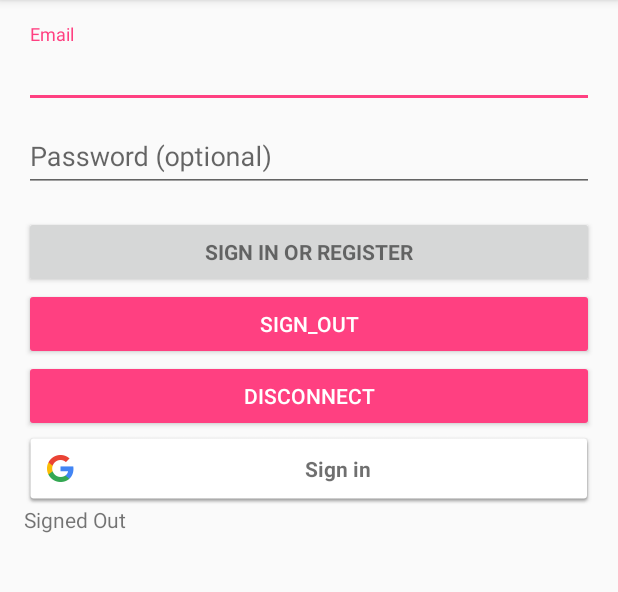
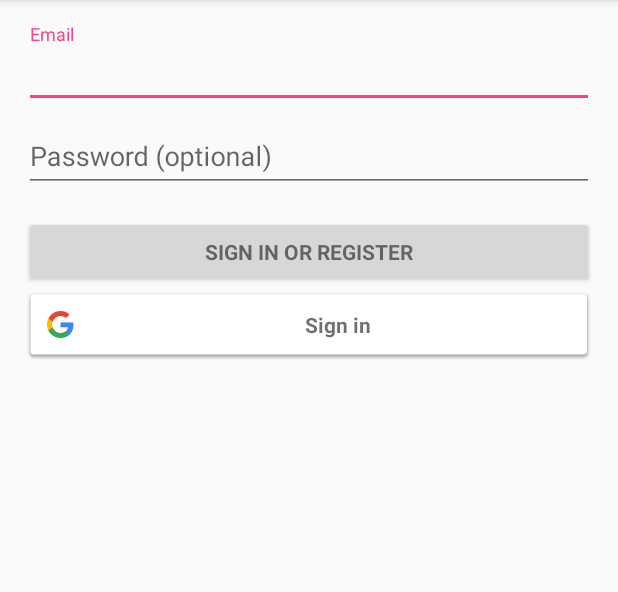
Before and after one commit to tandohak/ProjectManagerApp, an Android app: the screen it shows after launch (LoginActivity), on a phone screen of 412 x 824 dp, the part 84-676 px from its top. Run offline under Robolectric (Android 15) with nearby library versions, the phone set to English and light mode, and no system bars; our stand-ins replace Firebase (no records; nobody signed in at launch, a user with empty details on screens opened directly).

Commit message:
구글 로그인 구현 완료//

```diff
--- a/app/src/main/AndroidManifest.xml
+++ b/app/src/main/AndroidManifest.xml
@@ -18,8 +18,7 @@
         <activity
             android:name=".MainActivity"
             android:label="@string/app_name"
-            android:theme="@style/AppTheme.NoActionBar">
-        </activity>
+            android:theme="@style/AppTheme.NoActionBar"></activity>
         <activity android:name=".LoginActivity">
             <intent-filter>
                 <action android:name="android.intent.action.MAIN" />
@@ -27,6 +26,7 @@
                 <category android:name="android.intent.category.LAUNCHER" />
             </intent-filter>
         </activity>
+        <activity android:name=".JoinUserActivity"></activity>
     </application>
 
 </manifest>
--- a/app/src/main/java/kr/or/dgit/bigdata/projectmanagerapp/LoginActivity.java
+++ b/app/src/main/java/kr/or/dgit/bigdata/projectmanagerapp/LoginActivity.java
@@ -1,15 +1,14 @@
 package kr.or.dgit.bigdata.projectmanagerapp;
 
 import android.content.Intent;
-import android.net.Uri;
+import android.os.Bundle;
 import android.os.Handler;
 import android.os.Message;
 import android.support.annotation.NonNull;
 import android.support.design.widget.Snackbar;
-import android.os.Bundle;
 import android.util.Log;
 import android.view.View;
-import android.widget.TextView;
+import android.widget.Toast;
 
 import com.google.android.gms.auth.api.signin.GoogleSignIn;
 import com.google.android.gms.auth.api.signin.GoogleSignInAccount;
@@ -24,8 +23,12 @@ import com.google.firebase.auth.FirebaseAuth;
 import com.google.firebase.auth.FirebaseUser;
 import com.google.firebase.auth.GoogleAuthProvider;
 
+import org.json.JSONException;
+import org.json.JSONObject;
+
+import kr.or.dgit.bigdata.projectmanagerapp.domain.UserVO;
 import kr.or.dgit.bigdata.projectmanagerapp.network.HttpRequestTask;
-import kr.or.dgit.bigdata.projectmanagerapp.network.JsonParser;
+import kr.or.dgit.bigdata.projectmanagerapp.network.util.JsonParserUtil;
 
 public class LoginActivity extends BaseActivity implements View.OnClickListener{
     private static final String TAG = "GoogleActivity";
@@ -36,16 +39,43 @@ public class LoginActivity extends BaseActivity implements View.OnClickListener{
     // [END declare_auth]
 
     private GoogleSignInClient mGoogleSignInClient;
-    private TextView mStatusTextView;
-    private TextView mDetailTextView;
     private HttpRequestTask mHttpRequestTask;
-
+    Boolean isLogout;
     private Handler handler = new Handler() {
         public void handleMessage(Message msg) {
             switch (msg.what) {
                 case 0: {
-                    String aa = (String)msg.obj;
-                    mDetailTextView.setText(aa);
+                    String result = (String)msg.obj;
+
+                    if(!result.equals("")){
+                        Intent intent = new Intent(LoginActivity.this,MainActivity.class);
+
+                        JsonParserUtil<UserVO> jsonParserUtil = new JsonParserUtil() {
+                            @Override
+                            public UserVO itemParse(JSONObject order) throws JSONException{
+                                UserVO vo = new UserVO();
+
+                                vo.setUno(order.getInt("uno"));
+                                vo.setFirstName(order.getString("firstName"));
+                                vo.setLastName(order.getString("lastName"));
+                                vo.setGrade(order.getInt("grade"));
+                                vo.setPhotoPath(order.getString("photoPath"));
+
+                                return vo;
+                            }
+                        };
+
+                        UserVO vo =  jsonParserUtil.parsingJson(result);
+                        Log.d(TAG,vo.toString());
+
+                        intent.putExtra("userVo",vo);
+                        startActivity(intent);
+                        LoginActivity.this.finish();
+                    }else{
+                        Intent intent = new Intent(LoginActivity.this,JoinUserActivity.class);
+                        startActivity(intent);
+                    }
+
                     break;
                 }
             }
@@ -57,13 +87,9 @@ public class LoginActivity extends BaseActivity implements View.OnClickListener{
         super.onCreate(savedInstanceState);
         setContentView(R.layout.activity_login);
 // Views
-        mStatusTextView = findViewById(R.id.status);
-        mDetailTextView = findViewById(R.id.detail);
 
         // Button listeners
         findViewById(R.id.sign_in_button).setOnClickListener(this);
-        findViewById(R.id.sign_out_button).setOnClickListener(this);
-        findViewById(R.id.disconnect_button).setOnClickListener(this);
 
         // [START config_signin]
         // Configure Google Sign In
@@ -78,8 +104,11 @@ public class LoginActivity extends BaseActivity implements View.OnClickListener{
         // [START initialize_auth]
         mAuth = FirebaseAuth.getInstance();
         // [END initialize_auth]
+        isLogout = getIntent().getBooleanExtra("logout",false);
 
-
+        if(isLogout){
+            revokeAccess();
+        }
 
     }
 
@@ -188,25 +217,16 @@ public class LoginActivity extends BaseActivity implements View.OnClickListener{
         hideProgressDialog();
         if (user != null) {
             String email = user.getEmail();
-            mStatusTextView.setText(getString(R.string.google_status_fmt, user.getEmail()));
-            mDetailTextView.setText(getString(R.string.firebase_status_fmt, user.getUid()));
 
 //            Uri.Builder builder = new Uri.Builder();
 //            builder.appendQueryParameter(getString(R.string.google_status_fmt, user.getEmail()));
 
             mHttpRequestTask = new HttpRequestTask(this ,"POST",email,handler);
-            mHttpRequestTask.execute("http://hongyoonpyo.cafe24.com/projectManager/register/exists");
-
-            // 비동기로 실행될 코드
-
-            findViewById(R.id.sign_in_button).setVisibility(View.GONE);
-            findViewById(R.id.sign_out_and_disconnect).setVisibility(View.VISIBLE);
+            mHttpRequestTask.execute("http://hongyoonpyo.cafe24.com/projectManager/register/googleLogin");
         } else {
-            mStatusTextView.setText(R.string.signed_out);
-            mDetailTextView.setText(null);
-
-            findViewById(R.id.sign_in_button).setVisibility(View.VISIBLE);
-            findViewById(R.id.sign_out_and_disconnect).setVisibility(View.GONE);
+            if(isLogout){
+                Toast.makeText(this, "로그 아웃하였습니다.", Toast.LENGTH_SHORT).show();
+            }
         }
     }
 
@@ -215,12 +235,12 @@ public class LoginActivity extends BaseActivity implements View.OnClickListener{
         int i = v.getId();
         if (i == R.id.sign_in_button) {
             signIn();
-        } else if (i == R.id.sign_out_button) {
+        } /*else if (i == R.id.sign_out_button) {
             Log.d(TAG,"sing_out_button click");
             signOut();
         } else if (i == R.id.disconnect_button) {
             Log.d(TAG,"disconnect_button click");
             revokeAccess();
-        }
+        }*/
     }
 }
--- a/app/src/main/res/layout/activity_login.xml
+++ b/app/src/main/res/layout/activity_login.xml
@@ -73,47 +73,13 @@
                 android:text="@string/action_sign_in"
                 android:textStyle="bold" />
 
-            <Button
-                android:id="@+id/sign_out_and_disconnect"
-                style="?android:textAppearanceSmall"
-                android:layout_width="match_parent"
-                android:layout_height="wrap_content"
-                android:layout_marginTop="16dp"
-                android:text="sign_out_and_disconnect"
-                android:visibility="visible"
-                android:textStyle="bold" />
-            <Button
-                android:id="@+id/sign_out_button"
-                style="@style/Widget.AppCompat.Button.Colored"
-                android:layout_width="match_parent"
-                android:layout_height="wrap_content"
-                android:text="sign_out"/>
-
-            <Button
-                android:id="@+id/disconnect_button"
-                style="@style/Widget.AppCompat.Button.Colored"
-                android:layout_width="match_parent"
-                android:layout_height="wrap_content"
-                android:text="disconnect" />
-
             <com.google.android.gms.common.SignInButton
                 android:id="@+id/sign_in_button"
                 android:layout_width="match_parent"
                 android:visibility="visible"
                 android:layout_height="wrap_content" />
 
-            <TextView
-                android:layout_width="match_parent"
-                android:layout_height="wrap_content"
-                android:text="aaa"
-                android:id="@+id/status"/>
 
-
-            <TextView
-                android:layout_width="match_parent"
-                android:layout_height="wrap_content"
-                tools:text="Firebase User ID: 123456789abc"
-                android:id="@+id/detail"/>
         </LinearLayout>
     </ScrollView>
 </LinearLayout>
```
Also changed, not shown: app/src/main/java/kr/or/dgit/bigdata/projectmanagerapp/JoinUserActivity.java (added, +13 -0 lines), app/src/main/java/kr/or/dgit/bigdata/projectmanagerapp/MainActivity.java (+31 -11 lines), app/src/main/java/kr/or/dgit/bigdata/projectmanagerapp/domain/UserVO.java (+51 -2 lines), app/src/main/java/kr/or/dgit/bigdata/projectmanagerapp/network/util/JsonParserUtil.java (added, +52 -0 lines), app/src/main/res/layout/activity_join_user.xml (added, +9 -0 lines), app/src/main/res/layout/app_bar_main.xml (+0 -7 lines), app/src/main/res/menu/activity_main_drawer.xml (+8 -0 lines), 4 other files.
